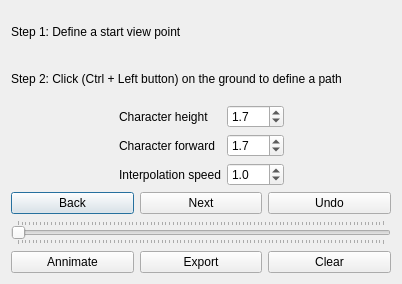
Old version of the form applications/Mapple/dialogs/dialog_walk_through.ui in the repository LiangliangNan/Easy3D.
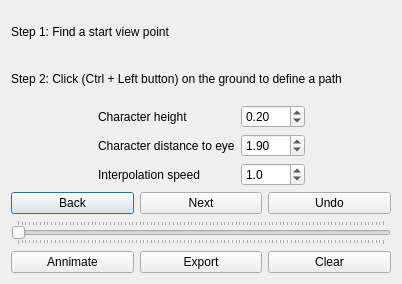
New version of the form.

Commit message: finer tuning of parameters

Diff of the .ui file:
```diff
--- a/applications/Mapple/dialogs/dialog_walk_through.ui
+++ b/applications/Mapple/dialogs/dialog_walk_through.ui
@@ -26,7 +26,7 @@
    <item>
     <widget class="QLabel" name="labelDefineStartingPoint">
      <property name="text">
-      <string>Step 1: Define a start view point</string>
+      <string>Step 1: Find a start view point</string>
      </property>
     </widget>
    </item>
@@ -64,7 +64,7 @@
        <item row="1" column="1">
         <widget class="QDoubleSpinBox" name="doubleSpinBoxCharacterDistanceFactor">
          <property name="decimals">
-          <number>1</number>
+          <number>2</number>
          </property>
          <property name="maximum">
           <double>100.000000000000000</double>
@@ -73,7 +73,7 @@
           <double>0.100000000000000</double>
          </property>
          <property name="value">
-          <double>1.700000000000000</double>
+          <double>1.900000000000000</double>
          </property>
         </widget>
        </item>
@@ -99,7 +99,7 @@
        <item row="0" column="1">
         <widget class="QDoubleSpinBox" name="doubleSpinBoxCharacterHeightFactor">
          <property name="decimals">
-          <number>1</number>
+          <number>2</number>
          </property>
          <property name="maximum">
           <double>100.000000000000000</double>
@@ -108,7 +108,7 @@
           <double>0.100000000000000</double>
          </property>
          <property name="value">
-          <double>1.700000000000000</double>
+          <double>0.200000000000000</double>
          </property>
         </widget>
        </item>
@@ -122,7 +122,7 @@
        <item row="1" column="0">
         <widget class="QLabel" name="labelCharacter">
          <property name="text">
-          <string>Character forward</string>
+          <string>Character distance to eye</string>
          </property>
         </widget>
        </item>
```
The commit also changes 1 other file.
